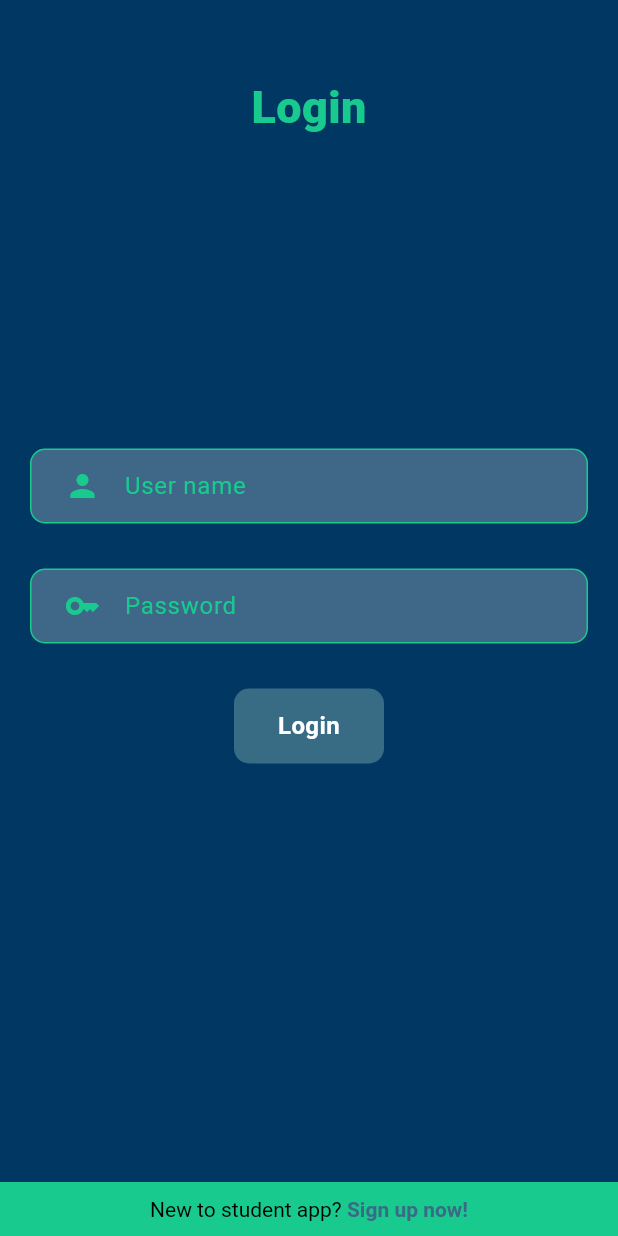
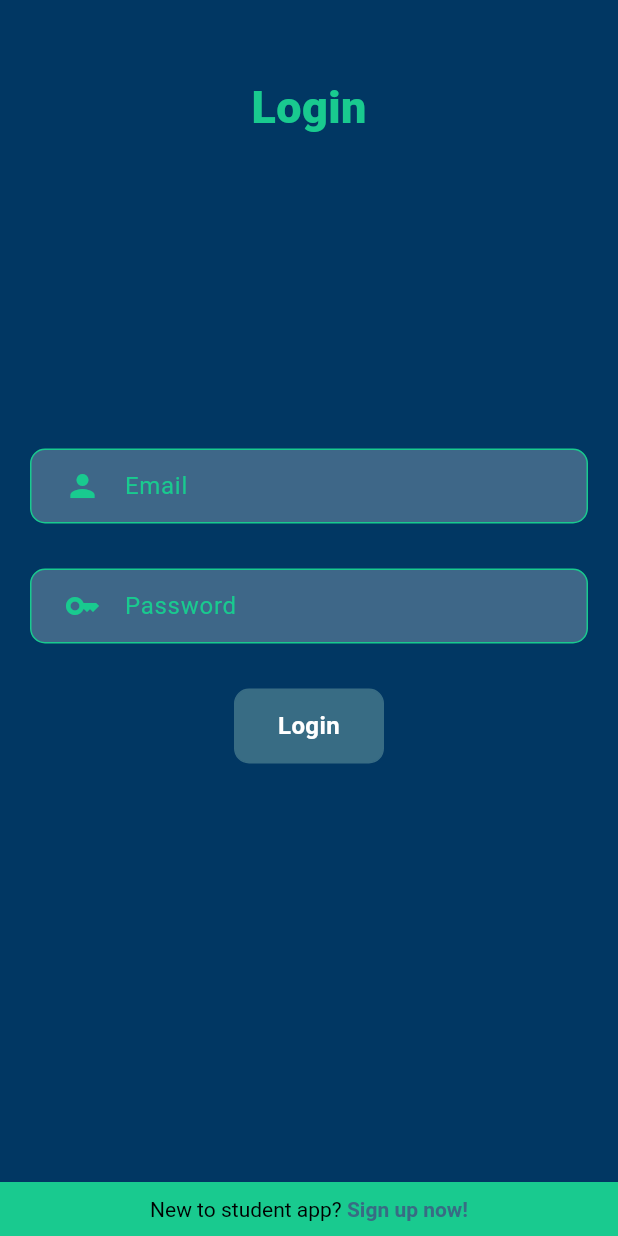
Before and after one commit to javeria99/assignment_project, a Flutter app: the screen it shows after launch, on a phone screen of 412 x 824 dp. Run offline on Flutter 3.47's test engine with Material 3 defaults, Android fonts, the phone set to English and light mode, and no system bars; our stand-ins replace bot_toast, get, shared_preferences, supabase_flutter; accounts and stored records are empty; Roboto replaces fonts that are missing (Poppins).

```diff
--- a/lib/Screens/login_screen.dart
+++ b/lib/Screens/login_screen.dart
@@ -69,8 +69,8 @@ class _LoginScreenState extends State<LoginScreen> {
                         textColor: appMainColor,
                         readOnly: false,
                         cursorColor: appMainColor,
-                        keyBoardType: TextInputType.name,
-                        hintText: 'User name',
+                        keyBoardType: TextInputType.emailAddress,
+                        hintText: 'Email',
                         hintColor: appMainColor,
                         prefixIcon: const Icon(Icons.person),
                         prefixIconColor: appMainColor,
--- a/lib/Screens/sign_up_screen.dart
+++ b/lib/Screens/sign_up_screen.dart
@@ -87,8 +87,8 @@ class _SignUpScreenState extends State<SignUpScreen> {
                       textColor: appMainColor,
                       readOnly: false,
                       cursorColor: appMainColor,
-                      keyBoardType: TextInputType.name,
-                      hintText: 'Username',
+                      keyBoardType: TextInputType.emailAddress,
+                      hintText: 'Email',
                       hintColor: appMainColor,
                       prefixIcon: const Icon(Icons.person),
                       prefixIconColor: appMainColor,
--- a/pubspec.yaml
+++ b/pubspec.yaml
@@ -41,6 +41,7 @@ dependencies:
   sqflite: ^2.4.1
   path: ^1.9.0
   supabase_flutter: ^0.2.3
+
 
 
 dev_dependencies:
```
Also changed, not shown: lib/Controller/add_edit_controller.dart (+4 -4 lines), lib/Controller/dashboard_controller.dart (+12 -13 lines), lib/Controller/sign_up_controller.dart (+4 -5 lines), lib/Screens/add_student_screen.dart (+4 -4 lines), 1 other file.
